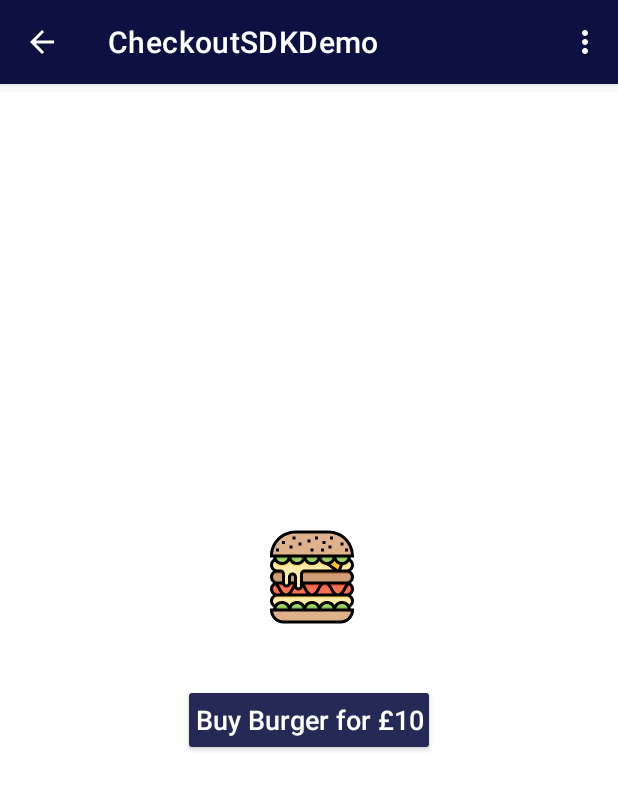
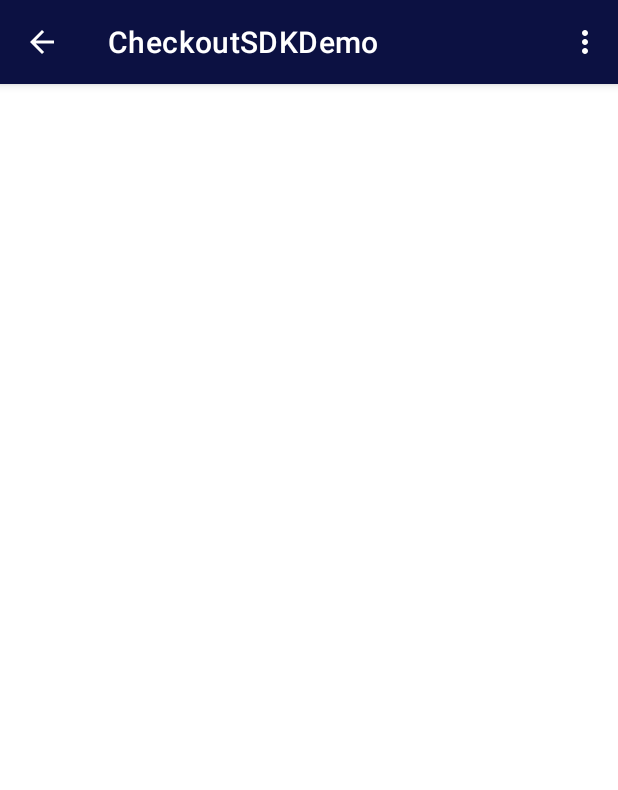
Before and after one commit to chintansonis/PaymentPractical, an Android app: the screen it shows after launch (CheckoutMainActivity), on a phone screen of 412 x 824 dp. Shown: the top 790 px of the screen. Run offline under Robolectric (Android 15) with nearby library versions, the phone set to English and light mode, and no system bars; our stand-ins replace Dagger/Hilt's generated code, navigation-ui; 2 statements that could not run were skipped.

Commit message:
Revert "checkout sdk integration"
This reverts commit ec7d8834

```diff
--- a/app/src/main/res/navigation/nav_graph.xml
+++ b/app/src/main/res/navigation/nav_graph.xml
@@ -8,23 +8,17 @@
         android:id="@+id/checkoutSDKDemoFragment"
         android:name="com.checkoutcom.checkoutpractical.ui.fragments.CheckoutSDKDemoFragment"
         android:label="@string/checkout_sdk_demo"
-        tools:layout="@layout/fragment_buy_btn_ui">
+        tools:layout="@layout/fragment_headless_demo">
 
         <action
-            android:id="@+id/action_CheckoutSDKDemoFragment_to_checkoutSDKUIDemoFragment"
-            app:destination="@id/checkoutSDKUIDemoFragment"
+            android:id="@+id/action_CheckoutSDKDemoFragment_to_ProceedToPayFragment"
+            app:destination="@id/ProceedToPayFragment"
             app:enterAnim="@anim/nav_default_enter_anim"
             app:exitAnim="@anim/nav_default_exit_anim"
             app:popEnterAnim="@anim/nav_default_pop_enter_anim"
             app:popExitAnim="@anim/nav_default_pop_exit_anim"
             />
     </fragment>
-
-    <fragment
-        android:id="@+id/checkoutSDKUIDemoFragment"
-        android:name="com.checkoutcom.checkoutpractical.ui.fragments.CheckoutSDKUIDemoFragment"
-        android:label="@string/checkout_sdk_demo"
-        tools:layout="@layout/fragment_buy_btn_ui"/>
     <fragment
         android:id="@+id/ProceedToPayFragment"
         android:name="com.checkoutcom.checkoutpractical.ui.fragments.ProceedToCheckoutFragment"
--- a/app/src/main/res/values/strings.xml
+++ b/app/src/main/res/values/strings.xml
@@ -34,7 +34,6 @@
     <string name="error_invalid_cvv">Please enter valid CVV</string>
     <string name="dont_press_back_while_payment">You can not press back button while payment is in processing state.</string>
     <string name="checkout_sdk_demo">CheckoutSDKDemo</string>
-    <string name="checkout_sdk_ui_demo">CheckoutSDKUIDemo</string>
     <string name="secret_key">pk_test_6e40a700-d563-43cd-89d0-f9bb17d35e73</string>
     <string name="token_generated">Token generated</string>
     <string name="network_error">Network error</string>
```
Also changed, not shown: app/src/main/java/com/checkoutcom/checkoutpractical/ui/fragments/CheckoutSDKUIDemoFragment.kt (deleted, +0 -107 lines), app/src/main/res/layout/fragment_sdk_ui.xml (deleted, +0 -18 lines), app/src/main/res/layout/fragment_headless_demo.xml (renamed from app/src/main/res/layout/fragment_buy_btn_ui.xml).
